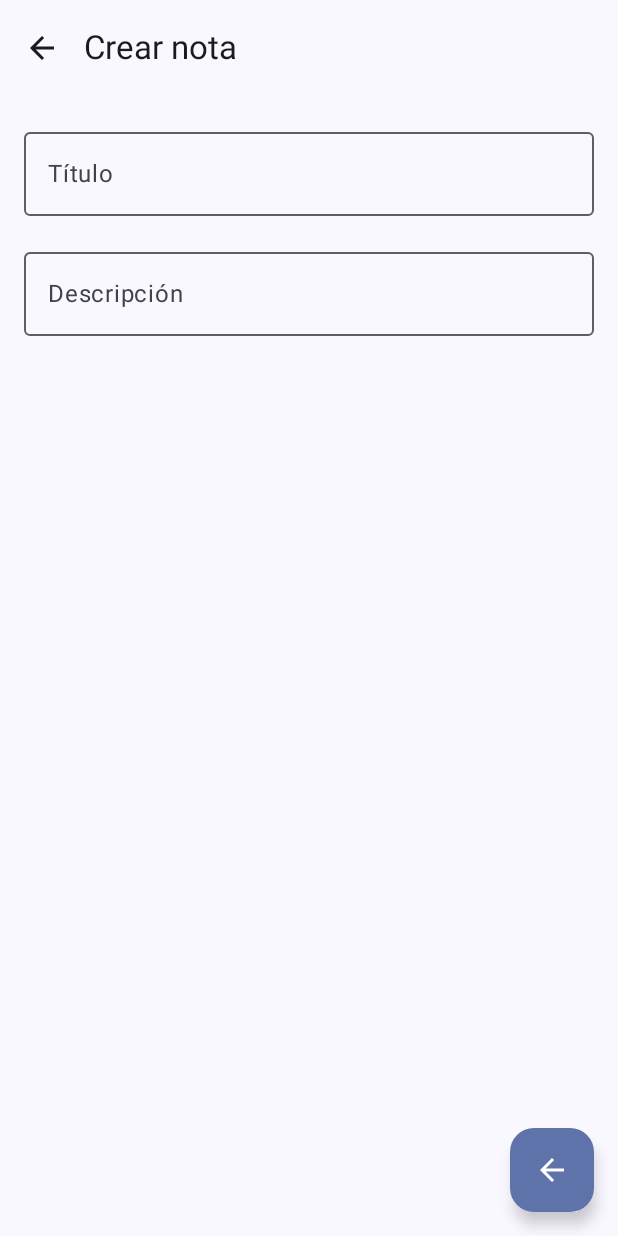
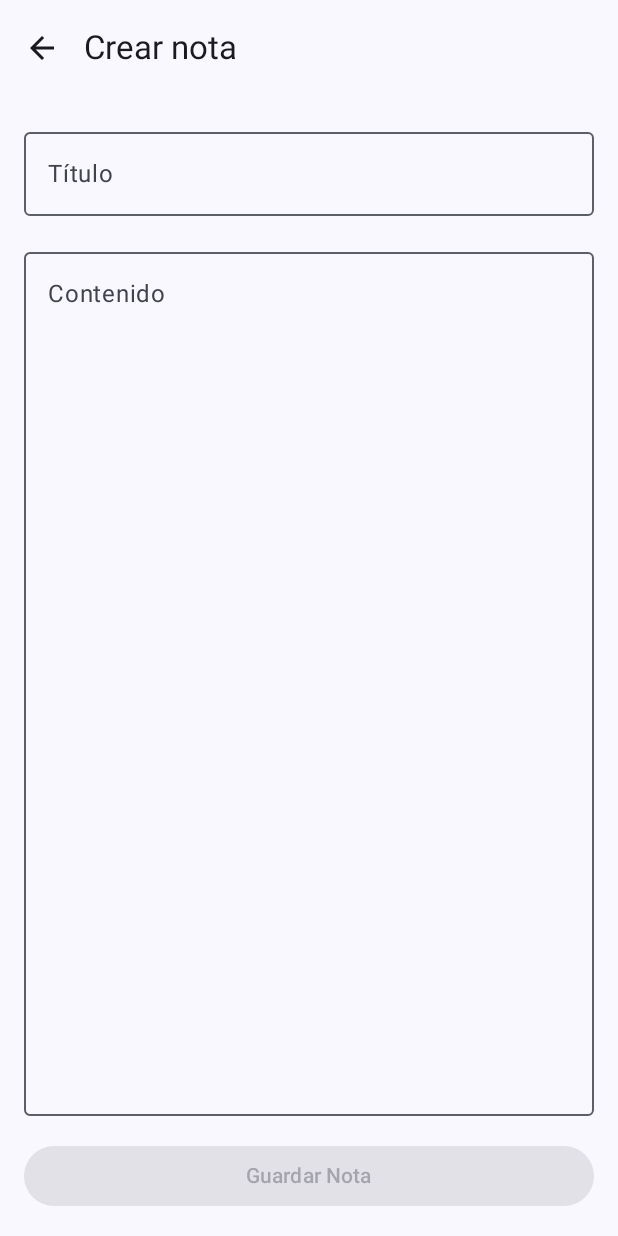
Before and after one commit to Kikin2435/Proyecto-Final-Movil-I, an Android app built with Jetpack Compose: the screen it shows after launch (MainActivity), after a tap on "Crear nota", on a phone screen of 412 x 824 dp. Run offline under Robolectric (Android 15) with nearby library versions, the phone set to English and light mode, and no system bars; our stand-ins replace Room's generated code.

Commit message:
Integracion de la configuracion para guardar los datos en la BD e integracion del ViewModel a las paginas de inicio e insertar nota

```diff
--- a/app/src/main/AndroidManifest.xml
+++ b/app/src/main/AndroidManifest.xml
@@ -3,6 +3,7 @@
     xmlns:tools="http://schemas.android.com/tools">
 
     <application
+        android:name=".ProyectoMovilApplication"
         android:allowBackup="true"
         android:dataExtractionRules="@xml/data_extraction_rules"
         android:fullBackupContent="@xml/backup_rules"
@@ -10,7 +11,8 @@
         android:label="@string/app_name"
         android:roundIcon="@mipmap/ic_launcher_round"
         android:supportsRtl="true"
-        android:theme="@style/Theme.ProyectoMovil">
+        android:theme="@style/Theme.ProyectoMovil"
+        >
         <activity
             android:name=".MainActivity"
             android:exported="true"
--- /dev/null
+++ b/app/src/main/java/com/example/proyectomovil/ProyectoMovilApplication.kt
@@ -0,0 +1,14 @@
+package com.example.proyectomovil
+
+import android.app.Application
+import com.example.proyectomovil.data.AppContainer // Asegúrate de que la ruta del import sea correcta
+import com.example.proyectomovil.data.AppDataContainer // Asegúrate de que la ruta del import sea correcta
+
+class ProyectoMovilApplication : Application() {
+    lateinit var container: AppContainer
+
+    override fun onCreate() {
+        super.onCreate()
+        container = AppDataContainer(this)
+    }
+}
--- /dev/null
+++ b/app/src/main/java/com/example/proyectomovil/data/AppContainer.kt
@@ -0,0 +1,14 @@
+package com.example.proyectomovil.data
+
+import android.content.Context
+import com.example.proyectomovil.data.NotaRepository
+
+interface AppContainer{
+    val notaRepository: NotaRepository
+}
+
+class AppDataContainer(private val context: Context) : AppContainer {
+    override val notaRepository: NotaRepository by lazy {
+        OffLineNotaRepository(ConfigDB.getDatabase(context).notaDao())
+    }
+}
--- /dev/null
+++ b/app/src/main/java/com/example/proyectomovil/data/ConfigDB.kt
@@ -0,0 +1,34 @@
+package com.example.proyectomovil.data
+
+import android.content.Context
+import androidx.room.Database
+import androidx.room.Room
+import androidx.room.RoomDatabase
+import com.example.proyectomovil.data.model.ArchivoMultimedia
+import com.example.proyectomovil.data.model.Nota
+import com.example.proyectomovil.data.model.Notificaciones
+
+@Database(
+    entities = [Nota::class, Notificaciones::class, ArchivoMultimedia::class],
+    version = 1,
+     exportSchema = false
+)
+abstract class ConfigDB : RoomDatabase(){
+    abstract fun notaDao(): NotaDao
+    // AQUI PODEMOS HACER EL LLAMADO DE LOS DAOS DE NOTIFICACIONES Y ARCHIVOSMULTIMEDIA
+
+    companion object {
+        @Volatile
+        private var Instance: ConfigDB? = null
+
+        fun getDatabase(context: Context): ConfigDB{
+            return Instance ?: synchronized(this){
+                Room.databaseBuilder(context, ConfigDB::class.java, "notas_db")
+                    .fallbackToDestructiveMigration()
+                    .build()
+                    .also { Instance  = it }
+            }
+        }
+    }
+
+}
--- /dev/null
+++ b/app/src/main/java/com/example/proyectomovil/data/NotaDao.kt
@@ -0,0 +1,29 @@
+package com.example.proyectomovil.data
+
+import androidx.room.Dao
+import androidx.room.Delete
+import androidx.room.Insert
+import androidx.room.OnConflictStrategy
+import androidx.room.Query
+import androidx.room.Update
+import com.example.proyectomovil.data.model.Nota
+import kotlinx.coroutines.flow.Flow
+
+@Dao
+interface NotaDao{
+    @Insert(onConflict = OnConflictStrategy.REPLACE)
+    suspend fun insertar(nota: Nota)
+
+    @Update
+    suspend fun actualizar(nota: Nota)
+
+    @Delete
+    suspend fun eliminar(nota: Nota)
+
+    @Query("SELECT * FROM notas ORDER BY fechaCreacion DESC")
+    fun obtenerTodas(): Flow<List<Nota>>
+
+    @Query("SELECT * FROM notas WHERE id = :id")
+    fun obtenerPorId(id: Int): Flow<Nota?>
+
+}
--- /dev/null
+++ b/app/src/main/java/com/example/proyectomovil/data/NotaRepository.kt
@@ -0,0 +1,22 @@
+package com.example.proyectomovil.data
+
+import com.example.proyectomovil.data.model.Nota
+import com.example.proyectomovil.data.NotaDao
+import kotlinx.coroutines.flow.Flow
+
+interface NotaRepository {
+    fun obtenerTodasStream(): Flow<List<Nota>>
+    fun obtenerNotaStream(id: Int): Flow<Nota?>
+
+    suspend fun insertarNota(nota: Nota)
+    suspend fun eliminarNota(nota: Nota)
+    suspend fun actualizarNota(nota: Nota)
+}
+
+class OffLineNotaRepository(private val notaDao: NotaDao) : NotaRepository {
+    override fun obtenerTodasStream(): Flow<List<Nota>> = notaDao.obtenerTodas()
+    override fun obtenerNotaStream(id: Int): Flow<Nota?> = notaDao.obtenerPorId(id)
+    override suspend fun insertarNota(nota: Nota) = notaDao.insertar(nota)
+    override suspend fun eliminarNota(nota: Nota) = notaDao.eliminar(nota)
+    override suspend fun actualizarNota(nota: Nota) = notaDao.actualizar(nota)
+}
--- /dev/null
+++ b/app/src/main/java/com/example/proyectomovil/ui/AppViewProvider.kt
@@ -0,0 +1,25 @@
+package com.example.proyectomovil.ui
+
+import androidx.lifecycle.ViewModelProvider
+import androidx.lifecycle.viewmodel.CreationExtras
+import androidx.lifecycle.viewmodel.initializer
+import androidx.lifecycle.viewmodel.viewModelFactory
+import com.example.proyectomovil.ProyectoMovilApplication
+import com.example.proyectomovil.ui.screens.home.HomeViewModel
+import com.example.proyectomovil.ui.screens.nota.NotaViewModel
+
+object AppViewModelProvider {
+    val Factory = viewModelFactory {
+        initializer {
+            HomeViewModel(ProyectoMovilApplication().container.notaRepository)
+        }
+
+        initializer {
+            NotaViewModel(ProyectoMovilApplication().container.notaRepository)
+        }
+
+    }
+}
+
+fun CreationExtras.ProyectoMovilApplication(): ProyectoMovilApplication =
+    (this[ViewModelProvider.AndroidViewModelFactory.APPLICATION_KEY] as ProyectoMovilApplication)
--- a/app/src/main/java/com/example/proyectomovil/ui/NavGraph.kt
+++ b/app/src/main/java/com/example/proyectomovil/ui/NavGraph.kt
@@ -18,7 +18,7 @@ sealed class Pantalla(val ruta: String) {
 @Composable
 fun AppNavHost(navController: NavHostController = rememberNavController()) {
     NavHost(navController = navController, startDestination = Pantalla.Principal.ruta) {
-        composable(Pantalla.Principal.ruta) { PantallaPrincipal(navController) }
+        composable(Pantalla.Principal.ruta) { PantallaPrincipal(navController ) }
         composable(Pantalla.CrearNota.ruta) { PantallaCrearNota(navController) }
         composable(Pantalla.CrearTarea.ruta) { PantallaCrearTarea(navController) }
     }
--- a/app/src/main/java/com/example/proyectomovil/ui/pantallas/PantallaCrearNota.kt
+++ b/app/src/main/java/com/example/proyectomovil/ui/pantallas/PantallaCrearNota.kt
@@ -7,13 +7,18 @@ import androidx.compose.material3.*
 import androidx.compose.runtime.*
 import androidx.compose.ui.Modifier
 import androidx.compose.ui.unit.dp
+import androidx.lifecycle.viewmodel.compose.viewModel
 import androidx.navigation.NavController
+import com.example.proyectomovil.ui.AppViewModelProvider
+import com.example.proyectomovil.ui.Pantalla
+import com.example.proyectomovil.ui.screens.home.HomeViewModel
+import com.example.proyectomovil.ui.screens.nota.NotaUiState
+import com.example.proyectomovil.ui.screens.nota.NotaViewModel
 
 @OptIn(ExperimentalMaterial3Api::class)
 @Composable
 fun PantallaCrearNota(navController: NavController) {
-    var titulo by remember { mutableStateOf("") }
-    var descripcion by remember { mutableStateOf("") }
+    val viewModel: NotaViewModel = viewModel(factory = AppViewModelProvider.Factory)
 
     Scaffold(
         topBar = {
@@ -26,30 +31,55 @@ fun PantallaCrearNota(navController: NavController) {
                 }
             )
         },
-        floatingActionButton = {
-            FloatingActionButton(onClick = { /* Acción para adjuntar archivo */ }) {
-                Icon(Icons.Filled.ArrowBack, contentDescription = "Adjuntar archivo") // Cambia el icono por uno de adjuntar si lo deseas
+    ){ innerPadding ->
+        ContenidoCrearNota(
+            modifier = Modifier.padding(innerPadding),
+            notaUiState = viewModel.notaUiState,
+            onValueChange = viewModel::actualizarUiState,
+            onGuardarClick = {
+                viewModel.guardarNota()
+                navController.popBackStack()
             }
-        }
-    ) { padding ->
-        Column(
+        )
+    }
+}
+
+@Composable
+private fun ContenidoCrearNota(
+    modifier: Modifier,
+    notaUiState: NotaUiState,
+    onValueChange: (NotaUiState) -> Unit,
+    onGuardarClick: () -> Unit
+) {
+    Column(
+        modifier = modifier
+            .fillMaxSize()
+            .padding(16.dp),
+        verticalArrangement = Arrangement.spacedBy(16.dp)
+    ) {
+        OutlinedTextField(
+            value = notaUiState.titulo,
+            onValueChange = { onValueChange(notaUiState.copy(titulo = it)) },
+            label = { Text("Título") },
+            modifier = Modifier.fillMaxWidth(),
+            singleLine = true
+        )
+
+        OutlinedTextField(
+            value = notaUiState.contenido,
+            onValueChange = { onValueChange(notaUiState.copy(contenido = it)) },
+            label = { Text("Contenido") },
             modifier = Modifier
-                .fillMaxSize()
-                .padding(padding)
-                .padding(16.dp)
+                .fillMaxWidth()
+                .weight(1f)
+        )
+
+        Button(
+            onClick = onGuardarClick,
+            modifier = Modifier.fillMaxWidth(),
+            enabled = notaUiState.titulo.isNotBlank()
         ) {
-            OutlinedTextField(
-                value = titulo,
-                onValueChange = { titulo = it },
-                label = { Text("Título") },
-                modifier = Modifier.fillMaxWidth().padding(bottom = 16.dp)
-            )
-            OutlinedTextField(
-                value = descripcion,
-                onValueChange = { descripcion = it },
-                label = { Text("Descripción") },
-                modifier = Modifier.fillMaxWidth().padding(bottom = 16.dp)
-            )
+            Text("Guardar Nota")
         }
     }
 }
--- a/app/src/main/java/com/example/proyectomovil/ui/pantallas/PantallaPrincipal.kt
+++ b/app/src/main/java/com/example/proyectomovil/ui/pantallas/PantallaPrincipal.kt
@@ -1,35 +1,86 @@
 package com.example.proyectomovil.ui.pantallas
 
 import androidx.compose.foundation.layout.*
+import androidx.compose.foundation.lazy.LazyColumn
+import androidx.compose.foundation.lazy.items
 import androidx.compose.material3.*
 import androidx.compose.runtime.Composable
-import androidx.compose.ui.Alignment
+import androidx.compose.runtime.collectAsState
+import androidx.compose.runtime.getValue
 import androidx.compose.ui.Modifier
 import androidx.compose.ui.unit.dp
+import androidx.lifecycle.viewmodel.compose.viewModel
 import androidx.navigation.NavController
+import com.example.proyectomovil.data.model.Nota
+import com.example.proyectomovil.ui.AppViewModelProvider
 import com.example.proyectomovil.ui.Pantalla
+import com.example.proyectomovil.ui.screens.home.HomeViewModel
 
 @OptIn(ExperimentalMaterial3Api::class)
 @Composable
-fun PantallaPrincipal(navController: NavController) {
+fun PantallaPrincipal(
+    navController: NavController,
+) {
+
+    val viewModel: HomeViewModel = viewModel(factory = AppViewModelProvider.Factory)
+    val homeUiState by viewModel.homeUiState.collectAsState()
+
     Scaffold(
         topBar = {
             TopAppBar(title = { Text("Notas y Tareas") })
+        },
+        bottomBar = {
+            BottomAppBar {
+                Row(
+                    modifier = Modifier
+                        .fillMaxWidth()
+                        .padding(horizontal = 16.dp),
+                    horizontalArrangement = Arrangement.SpaceEvenly
+                ) {
+                    Button(
+                        onClick = { navController.navigate(Pantalla.CrearNota.ruta) },
+                        modifier = Modifier.weight(1f)
+                    ) {
+                        Text("Crear nota")
+                    }
+
+                    Spacer(modifier = Modifier.width(16.dp))
+
+                    Button(
+                        onClick = { navController.navigate(Pantalla.CrearTarea.ruta) },
+                        modifier = Modifier.weight(1f)
+                    ) {
+                        Text("Crear tarea")
+                    }
+                }
+            }
         }
-    ) { padding ->
-        Column(
-            modifier = Modifier
-                .fillMaxSize()
-                .padding(padding),
-            horizontalAlignment = Alignment.CenterHorizontally,
-            verticalArrangement = Arrangement.Center
+    ) { innerPadding ->
+        LazyColumn(
+
+            contentPadding = innerPadding
         ) {
-            Button(onClick = { navController.navigate(Pantalla.CrearNota.ruta) }, modifier = Modifier.fillMaxWidth().padding(16.dp)) {
-                Text("Crear nota")
-            }
-            Button(onClick = { navController.navigate(Pantalla.CrearTarea.ruta) }, modifier = Modifier.fillMaxWidth().padding(16.dp)) {
-                Text("Crear tarea")
+            items(homeUiState.listaDeNotas) { nota ->
+                NotaCard(
+                    nota = nota,
+                    onDeleteClick = { viewModel.eliminarNota(nota) },
+                    modifier = Modifier.padding(8.dp)
+                )
             }
         }
     }
 }
+
+@Composable
+fun NotaCard(nota: Nota, onDeleteClick: () -> Unit, modifier: Modifier = Modifier) {
+    Card(modifier = modifier.fillMaxWidth()) { // Añadido fillMaxWidth para que ocupe todo el ancho
+        Column(modifier = Modifier.padding(16.dp)) {
+            Text(text = nota.titulo, style = MaterialTheme.typography.titleMedium)
+            Spacer(modifier = Modifier.height(8.dp))
+            Text(text = nota.contenido, style = MaterialTheme.typography.bodySmall)
+            Button(onClick = onDeleteClick) {
+                Text("Eliminar")
+            }
+        }
+    }
+}
--- /dev/null
+++ b/app/src/main/java/com/example/proyectomovil/ui/screens/home/HomeViewModel.kt
@@ -0,0 +1,32 @@
+package com.example.proyectomovil.ui.screens.home
+
+import androidx.lifecycle.ViewModel
+import androidx.lifecycle.viewModelScope
+import com.example.proyectomovil.data.NotaRepository
+import com.example.proyectomovil.data.model.Nota
+import kotlinx.coroutines.flow.SharingStarted
+import kotlinx.coroutines.flow.StateFlow
+import kotlinx.coroutines.flow.WhileSubscribed
+import kotlinx.coroutines.flow.map
+import kotlinx.coroutines.flow.stateIn
+import kotlinx.coroutines.launch
+
+class HomeViewModel(private val notaRepository: NotaRepository): ViewModel() {
+    val homeUiState: StateFlow<HomeUiState> = notaRepository.obtenerTodasStream()
+        .map { HomeUiState(it) }
+        .stateIn(
+            scope = viewModelScope,
+            started = SharingStarted.WhileSubscribed(5_000L),
+            initialValue = HomeUiState()
+        )
+
+    fun eliminarNota(nota: Nota){
+        viewModelScope.launch {
+            notaRepository.eliminarNota(nota)
+        }
+    }
+}
+
+data class HomeUiState(
+    val listaDeNotas: List<Nota> = emptyList()
+)
--- /dev/null
+++ b/app/src/main/java/com/example/proyectomovil/ui/screens/nota/NotaViewModel.kt
@@ -0,0 +1,40 @@
+package com.example.proyectomovil.ui.screens.nota
+
+import androidx.compose.runtime.getValue
+import androidx.compose.runtime.mutableStateOf
+import androidx.compose.runtime.setValue
+import androidx.lifecycle.ViewModel
+import androidx.lifecycle.viewModelScope
+import com.example.proyectomovil.data.NotaRepository
+import com.example.proyectomovil.data.model.Nota
+import kotlinx.coroutines.launch
+
+class NotaViewModel(private val notaRepository: NotaRepository): ViewModel(){
+
+    var notaUiState by mutableStateOf(NotaUiState())
+        private set
+
+    fun actualizarUiState(nuevoDetalles: NotaUiState){
+        notaUiState=  nuevoDetalles.copy()
+    }
+
+    fun guardarNota(){
+        if(notaUiState.titulo.isBlank()){
+            return
+        }
+
+        viewModelScope.launch {
+            notaRepository.insertarNota(
+                Nota(
+                    titulo = notaUiState.titulo,
+                    contenido = notaUiState.contenido
+                )
+            )
+        }
+    }
+}
+
+data class NotaUiState(
+    val titulo: String = "",
+    val contenido: String = ""
+)
--- a/gradle/libs.versions.toml
+++ b/gradle/libs.versions.toml
@@ -8,6 +8,8 @@ espressoCore = "3.7.0"
 lifecycleRuntimeKtx = "2.9.4"
 activityCompose = "1.11.0"
 composeBom = "2024.09.00"
+roomCommonJvm = "2.8.2"
+foundation = "1.9.3"
 
 [libraries]
 androidx-core-ktx = { group = "androidx.core", name = "core-ktx", version.ref = "coreKtx" }
@@ -24,6 +26,8 @@ androidx-ui-tooling-preview = { group = "androidx.compose.ui", name = "ui-toolin
 androidx-ui-test-manifest = { group = "androidx.compose.ui", name = "ui-test-manifest" }
 androidx-ui-test-junit4 = { group = "androidx.compose.ui", name = "ui-test-junit4" }
 androidx-material3 = { group = "androidx.compose.material3", name = "material3" }
+androidx-room-common-jvm = { group = "androidx.room", name = "room-common-jvm", version.ref = "roomCommonJvm" }
+androidx-compose-foundation = { group = "androidx.compose.foundation", name = "foundation", version.ref = "foundation" }
 
 [plugins]
 android-application = { id = "com.android.application", version.ref = "agp" }
```
Also changed, not shown: app/build.gradle.kts (+10 -1 lines), app/src/main/java/com/example/proyectomovil/data/model/Nota.kt (added, +33 -0 lines).
